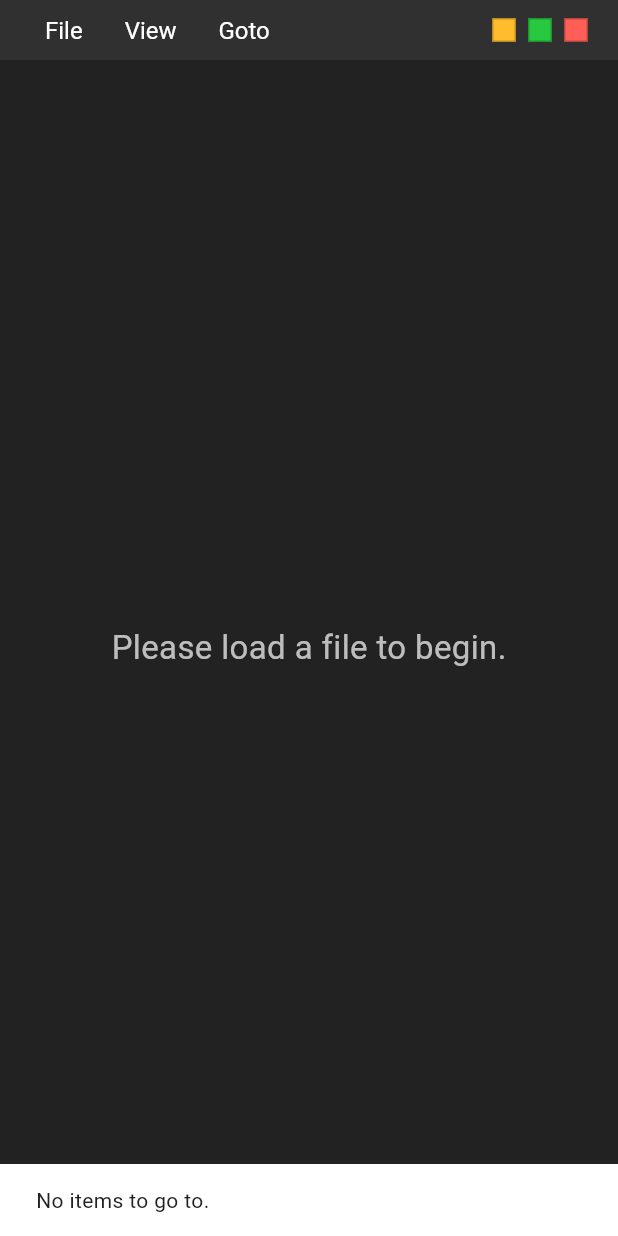
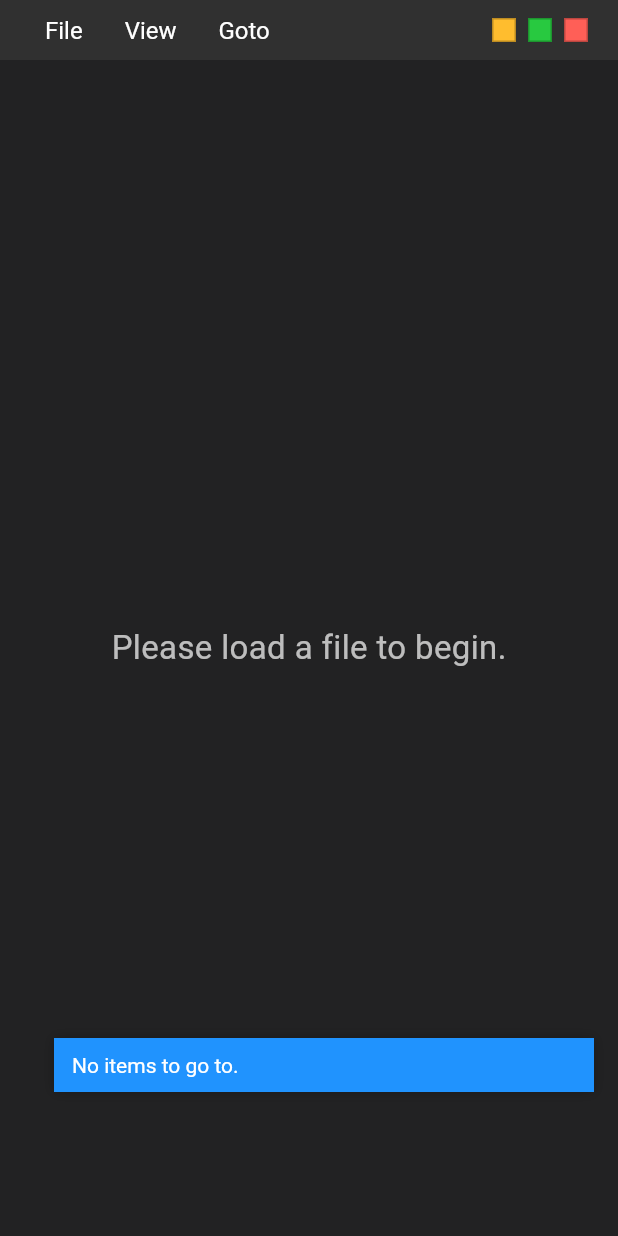
Before and after one commit to mitkonikov/veritium, a Flutter app: the screen it shows after launch, after a tap on "Goto", on a phone screen of 412 x 824 dp. Run offline on Flutter 3.47's test engine with Material 3 defaults, Android fonts, the phone set to English and light mode, and no system bars; our stand-ins replace file_picker; missing offline and left inert: pdfrx.

Commit message:
Implemented custom SnackBar for better button visibility.

```diff
--- a/lib/main.dart
+++ b/lib/main.dart
@@ -50,6 +50,7 @@ class CorrectionPage extends StatefulWidget {
 
 class _CorrectionPageState extends State<CorrectionPage> {
   late TextEditingController _textController;
+  OverlayEntry? _currentSnack;
 
   @override
   void initState() {
@@ -79,9 +80,7 @@ class _CorrectionPageState extends State<CorrectionPage> {
             b.isDirty = false;
           }
         });
-        ScaffoldMessenger.of(context).showSnackBar(
-          const SnackBar(content: Text('Corrected JSON saved.')),
-        );
+        _showSnack('Corrected JSON saved.');
       }
     }
   }
@@ -151,6 +150,52 @@ class _CorrectionPageState extends State<CorrectionPage> {
       }
       if (jsonFilePath != null) {
         _jsonFilePath = jsonFilePath;
+      }
+    });
+  }
+
+  void _showSnack(String message) {
+    // Custom overlay snackbar anchored to bottom-right with fixed width
+    // and zero border radius.
+    // Remove any existing snack
+    try {
+      _currentSnack?.remove();
+    } catch (_) {}
+
+    final overlay = Overlay.of(context);
+    const double snackWidth = 360.0;
+    final entry = OverlayEntry(builder: (context) {
+      return Positioned(
+        right: 16,
+        bottom: 96,
+        width: snackWidth,
+        child: Material(
+          color: Colors.transparent,
+          child: Container(
+            decoration: BoxDecoration(
+              color: darkThemeValues[ThemeStyleKey.accentColor],
+              borderRadius: BorderRadius.zero,
+              boxShadow: [BoxShadow(color: Colors.black26, blurRadius: 6)],
+            ),
+            padding: const EdgeInsets.symmetric(horizontal: 12, vertical: 10),
+            child: DefaultTextStyle(
+              style: TextStyle(color: Colors.white),
+              child: Text(message, softWrap: true),
+            ),
+          ),
+        ),
+      );
+    });
+
+    _currentSnack = entry;
+    overlay.insert(entry);
+    // Auto-dismiss after 3 seconds if still present
+    Future.delayed(const Duration(seconds: 3)).then((_) {
+      if (_currentSnack == entry) {
+        try {
+          entry.remove();
+        } catch (_) {}
+        _currentSnack = null;
       }
     });
   }
@@ -294,9 +339,7 @@ class _CorrectionPageState extends State<CorrectionPage> {
             _showCroppedImages(boxes, jsonFilePath: filePath);
           } catch (e) {
             if (mounted) {
-              ScaffoldMessenger.of(context).showSnackBar(
-                SnackBar(content: Text('Error loading JSON: $e')),
-              );
+              _showSnack('Error loading JSON: $e');
             }
           }
         } else if (value == 'Save JSON') {
@@ -309,9 +352,7 @@ class _CorrectionPageState extends State<CorrectionPage> {
             });
           } else {
             if (mounted) {
-              ScaffoldMessenger.of(context).showSnackBar(
-                const SnackBar(content: Text('No file loaded to save.')),
-              );
+              _showSnack('No file loaded to save.');
             }
           }
         } else if (value == 'Show Keyboard Shortcuts') {
@@ -457,9 +498,7 @@ class _CorrectionPageState extends State<CorrectionPage> {
       onTap: () async {
         if (_visibleBoxes.isEmpty) {
           if (mounted) {
-            ScaffoldMessenger.of(context).showSnackBar(
-              const SnackBar(content: Text('No items to go to.')),
-            );
+            _showSnack('No items to go to.');
           }
           return;
         }
@@ -710,9 +749,7 @@ class _CorrectionPageState extends State<CorrectionPage> {
             final box = _currentVisibleBox();
             if (box == null) {
               if (mounted) {
-                ScaffoldMessenger.of(context).showSnackBar(
-                  const SnackBar(content: Text('No item selected.')),
-                );
+                _showSnack('No item selected.');
               }
               return;
             }
@@ -766,9 +803,7 @@ class _CorrectionPageState extends State<CorrectionPage> {
                 }
               });
               if (mounted) {
-                ScaffoldMessenger.of(context).showSnackBar(
-                  const SnackBar(content: Text('Comment saved.')),
-                );
+                _showSnack('Comment saved.');
               }
             }
           }
```
